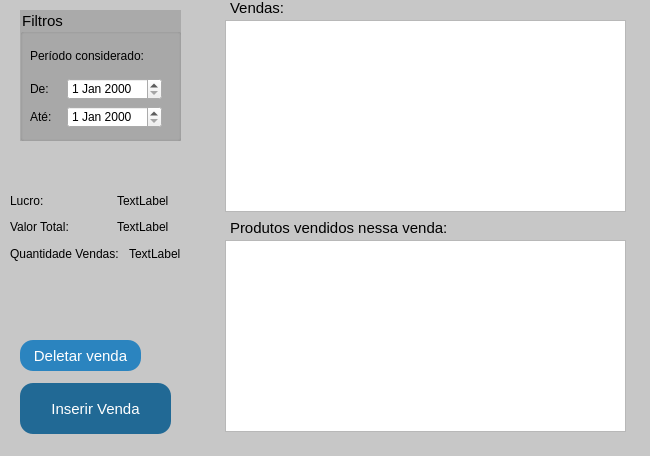
This is vendas.ui in GabR36/QEstoqueLoja as Qt 5 draws it before an edit. The edited form follows.
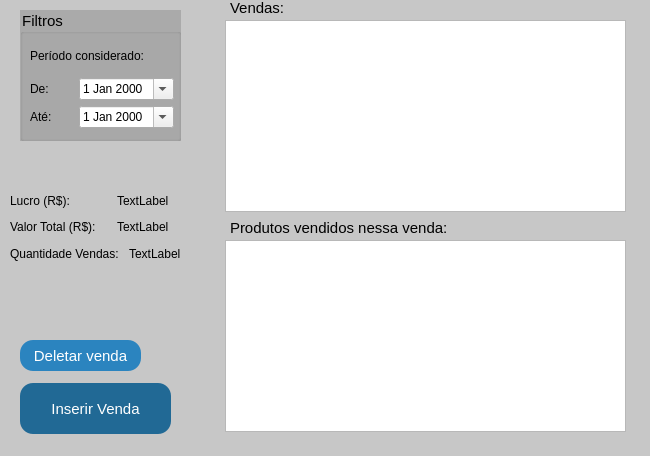
This is the edited form.

Commit message:
colocar R$ nas coisas e calendario na data vendas.
preços sem indicaçao da moeda. calendario para facilitar achar as datas
no filtro das vendas.

Diff of the .ui file:
```diff
--- a/vendas.ui
+++ b/vendas.ui
@@ -137,7 +137,7 @@
       <item>
        <widget class="QLabel" name="label">
         <property name="text">
-         <string>Lucro:</string>
+         <string>Lucro (R$):</string>
         </property>
        </widget>
       </item>
@@ -155,7 +155,7 @@
       <item>
        <widget class="QLabel" name="label_2">
         <property name="text">
-         <string>Valor Total:</string>
+         <string>Valor Total (R$):</string>
         </property>
        </widget>
       </item>
@@ -234,12 +234,12 @@
    <property name="title">
     <string>Filtros</string>
    </property>
-   <widget class="QWidget" name="">
+   <widget class="QWidget" name="layoutWidget">
     <property name="geometry">
      <rect>
       <x>10</x>
       <y>30</y>
-      <width>132</width>
+      <width>144</width>
       <height>88</height>
      </rect>
     </property>
@@ -261,7 +261,11 @@
         </widget>
        </item>
        <item>
-        <widget class="QDateEdit" name="DateEdt_De"/>
+        <widget class="QDateEdit" name="DateEdt_De">
+         <property name="calendarPopup">
+          <bool>true</bool>
+         </property>
+        </widget>
        </item>
       </layout>
      </item>
@@ -275,7 +279,11 @@
         </widget>
        </item>
        <item>
-        <widget class="QDateEdit" name="DateEdt_Ate"/>
+        <widget class="QDateEdit" name="DateEdt_Ate">
+         <property name="calendarPopup">
+          <bool>true</bool>
+         </property>
+        </widget>
        </item>
       </layout>
      </item>
```
The commit also changes 3 other files.
